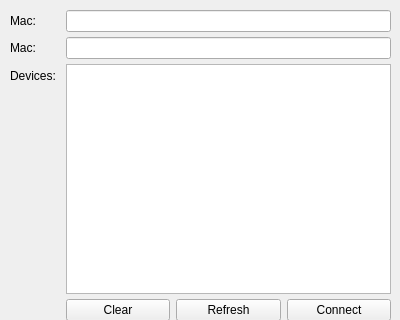
GTUG2/Entertainment-Glass, file devices.ui: the form before one commit.
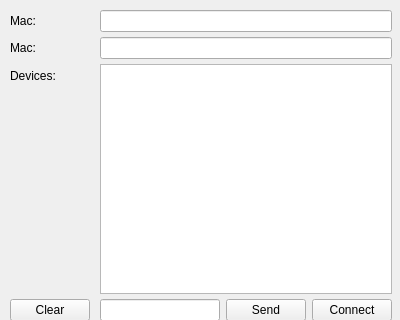
The form after the commit.

```diff
--- a/devices.ui
+++ b/devices.ui
@@ -19,7 +19,7 @@
      <rect>
       <x>0</x>
       <y>0</y>
-      <width>401</width>
+      <width>402</width>
       <height>321</height>
      </rect>
     </property>
@@ -75,16 +75,12 @@
      <item row="5" column="1">
       <layout class="QHBoxLayout" name="horizontalLayout">
        <item>
-        <widget class="QPushButton" name="clearButton">
-         <property name="text">
-          <string>Clear</string>
-         </property>
-        </widget>
+        <widget class="QLineEdit" name="lineEdit"/>
        </item>
        <item>
         <widget class="QPushButton" name="refreshButton">
          <property name="text">
-          <string>Refresh</string>
+          <string>Send</string>
          </property>
         </widget>
        </item>
@@ -100,6 +96,13 @@
      <item row="4" column="1">
       <widget class="QListWidget" name="devices"/>
      </item>
+     <item row="5" column="0">
+      <widget class="QPushButton" name="clearButton">
+       <property name="text">
+        <string>Clear</string>
+       </property>
+      </widget>
+     </item>
     </layout>
    </widget>
   </widget>
```
